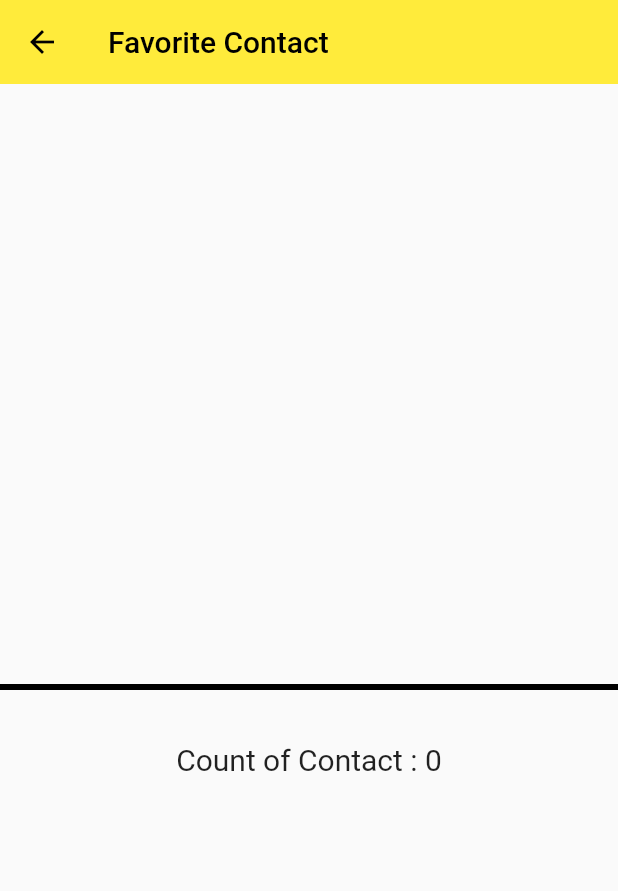
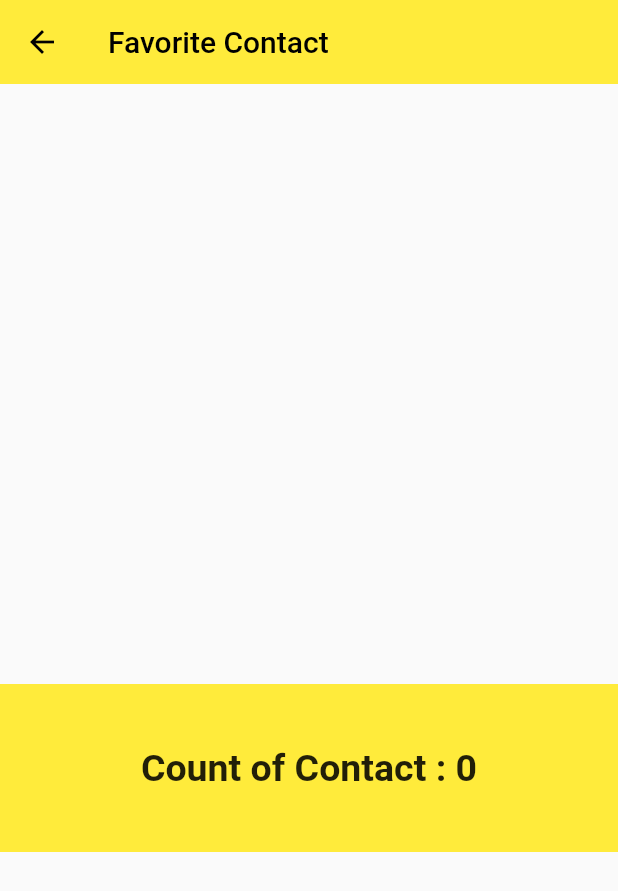
Before and after one commit to mahmoud-eslami/contact_simple, a Flutter app: the Favorite screen opened directly, on a phone screen of 412 x 824 dp. Shown: the top 891 px of the screen. Run offline on Flutter 3.47's test engine with Material 2 defaults, Android fonts, the phone set to English and light mode, and no system bars.

Commit message:
del test

```diff
--- a/lib/Model/contact.dart
+++ b/lib/Model/contact.dart
@@ -22,6 +22,11 @@ class Contacts extends ChangeNotifier {
     notifyListeners();
   }
 
+  void removeFav(int index){
+    favorites()[index].isFav = false;
+    notifyListeners();
+  }
+
 //  void addFavorite() {
 //    for (int i = 0; i < itemList.length; i++) {
 //      if (itemList[i].isFav == true) {
--- a/lib/Screen/add.dart
+++ b/lib/Screen/add.dart
@@ -38,6 +38,7 @@ class Add extends StatelessWidget {
           child: Column(
             mainAxisAlignment: MainAxisAlignment.center,
             children: <Widget>[
+              SizedBox(height: 100,),
               Theme(
                 data: ThemeData(primaryColor: Colors.black),
                 child: TextFormField(
@@ -88,7 +89,7 @@ class Add extends StatelessWidget {
                 ),
               ),
               SizedBox(
-                height: 20,
+                height: 100,
               ),
               ButtonTheme(
                 height: 50,
--- a/lib/Screen/favorite.dart
+++ b/lib/Screen/favorite.dart
@@ -39,20 +39,23 @@ class Favorite extends StatelessWidget {
                 leading: CircleAvatar(
                   backgroundColor: Colors.primaries[index],
                 ),
+                trailing: IconButton(icon: Icon(Icons.close,color: Colors.black,), onPressed: (){
+                  item_provider.removeFav(index);
+                }),
               ),
               itemCount: item_provider.favorites().length,
             ),
           ),
           Container(
-            height: 4,
-            color: Colors.black,
+            height: 112,
+            color: Colors.yellow,
+              child: Center(
+                child: Text(
+                  'Count of Contact : ' + item_provider.favorites().length.toString(),
+                  style: TextStyle(fontSize: 25,fontWeight: FontWeight.bold),
+                ),
+              )
           ),
-          SizedBox(height: 35,),
-          Center(
-              child: Text(
-            'Count of Contact : ' + item_provider.favorites().length.toString(),
-            style: TextStyle(fontSize: 20),
-          )),
         ],
       ),
     );
```
